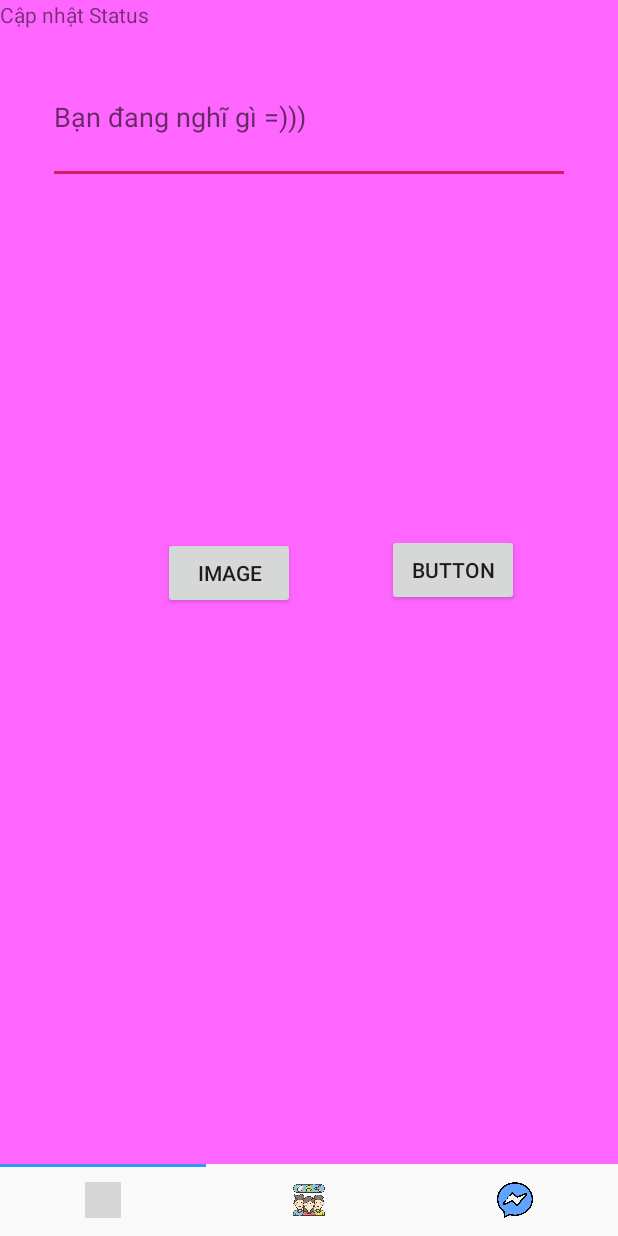
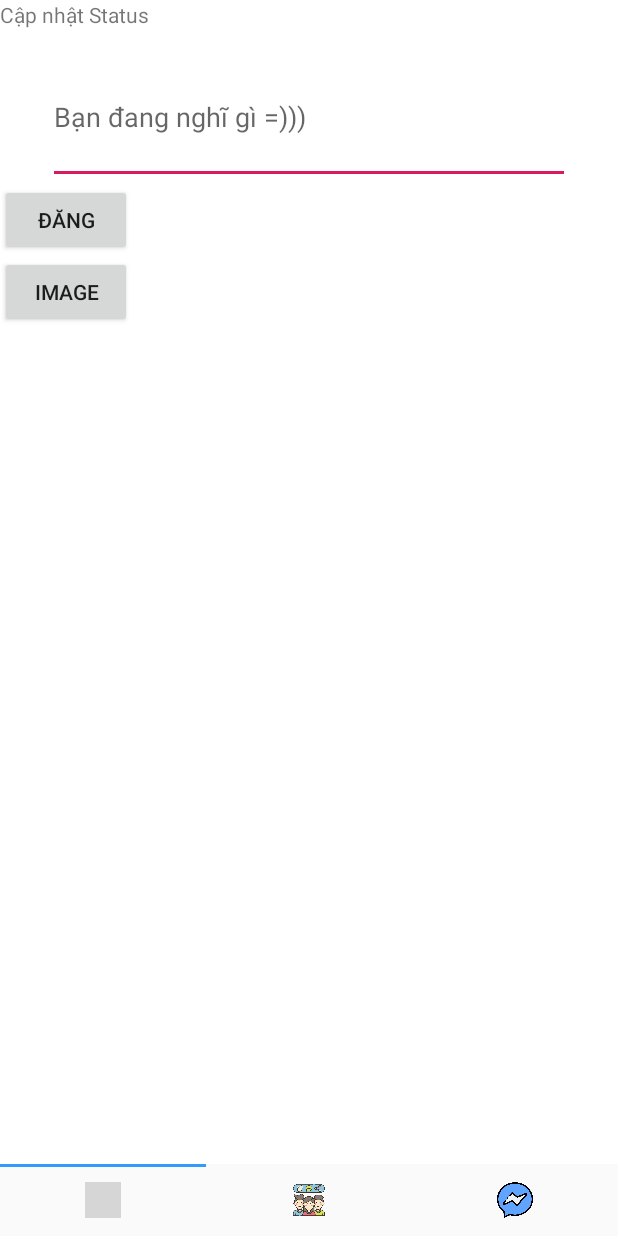
Before and after one commit to hquanitute/SocialNetwork, an Android app: the screen it shows after launch (MainActivity), on a phone screen of 412 x 824 dp. Run offline under Robolectric (Android 15) with nearby library versions, the phone set to English and light mode, and no system bars; our stand-ins replace Firebase (no records; nobody signed in at launch, a user with empty details on screens opened directly); grey boxes are pictures that could not be loaded.

Commit message:
Xong phần cập nhật Status

```diff
--- /dev/null
+++ b/app/src/main/java/com/example/socialnetwork/Adapter/StatusAdapter.java
@@ -0,0 +1,60 @@
+package com.example.socialnetwork.Adapter;
+
+import android.content.Context;
+import android.view.LayoutInflater;
+import android.view.View;
+import android.view.ViewGroup;
+import android.widget.BaseAdapter;
+import android.widget.ImageView;
+import android.widget.TextView;
+
+import com.example.socialnetwork.Objects.Post;
+import com.example.socialnetwork.R;
+
+import java.util.List;
+
+public class StatusAdapter extends BaseAdapter {
+
+    private Context context;
+    private int layout;
+    private List<Post> posts;
+
+    public StatusAdapter(Context context, int layout, List<Post> posts) {
+        this.context = context;
+        this.layout = layout;
+        this.posts = posts;
+    }
+
+    @Override
+    public int getCount() {
+        return posts.size();
+    }
+
+    @Override
+    public Object getItem(int position) {
+        return null;
+    }
+
+    @Override
+    public long getItemId(int position) {
+        return 0;
+    }
+
+    @Override
+    public View getView(int position, View convertView, ViewGroup parent) {
+        LayoutInflater inflater =(LayoutInflater) context.getSystemService(Context.LAYOUT_INFLATER_SERVICE);
+        convertView= inflater.inflate(layout,null);
+        TextView tv_name = convertView.findViewById(R.id.tv_NameAccount);
+        TextView tv_status = convertView.findViewById(R.id.tv_Content);
+        ImageView imageView= convertView.findViewById(R.id.imageView);
+
+        Post post = posts.get(position);
+        tv_name.setText(post.getAccount_name());
+        tv_status.setText(post.getText());
+//        if(post.getImage()!=null){
+//            imageView.setVisibility(View.VISIBLE);
+//            imageView.setImageDrawable("Kha làm ở đây");
+//        }
+        return convertView;
+    }
+}
--- a/app/src/main/java/com/example/socialnetwork/Fragment/Fragment_NewFeed.java
+++ b/app/src/main/java/com/example/socialnetwork/Fragment/Fragment_NewFeed.java
@@ -11,19 +11,27 @@ import android.os.Bundle;
 import android.provider.MediaStore;
 import android.provider.OpenableColumns;
 import android.support.annotation.NonNull;
+import android.support.annotation.Nullable;
 import android.support.v4.app.Fragment;
+import android.support.v7.widget.RecyclerView;
 import android.view.LayoutInflater;
 import android.view.View;
 import android.view.ViewGroup;
+import android.widget.AdapterView;
 import android.widget.Button;
 import android.widget.EditText;
 import android.widget.ImageView;
+import android.widget.ListView;
 import android.widget.Toast;
 
+import com.example.socialnetwork.Adapter.StatusAdapter;
 import com.example.socialnetwork.Objects.Post;
 import com.example.socialnetwork.R;
 import com.google.android.gms.tasks.OnFailureListener;
 import com.google.android.gms.tasks.OnSuccessListener;
+import com.google.firebase.database.ChildEventListener;
+import com.google.firebase.database.DataSnapshot;
+import com.google.firebase.database.DatabaseError;
 import com.google.firebase.database.DatabaseReference;
 import com.google.firebase.database.FirebaseDatabase;
 import com.google.firebase.storage.FirebaseStorage;
@@ -31,10 +39,12 @@ import com.google.firebase.storage.StorageReference;
 import com.google.firebase.storage.UploadTask;
 
 import java.io.ByteArrayOutputStream;
+import java.util.ArrayList;
+
 public class Fragment_NewFeed extends Fragment {
     View view;
     FirebaseDatabase database = FirebaseDatabase.getInstance();
-    DatabaseReference mDatabase = database.getReference("Post");
+    DatabaseReference mDatabase ;
     EditText et_status;
     Button btnPush;
     FirebaseStorage storage = FirebaseStorage.getInstance();
@@ -44,6 +54,10 @@ public class Fragment_NewFeed extends Fragment {
     private static final int PICK_IMAGE=100;
     Uri imageUri;
     private static String imagename;
+    ListView lv_listStatus;
+    ArrayList<Post> posts;
+    StatusAdapter adapter;
+
     @Override
     public void onCreate(Bundle savedInstanceState) {
         super.onCreate(savedInstanceState);
@@ -67,6 +81,46 @@ public class Fragment_NewFeed extends Fragment {
                 opengallery();
             }
         });
+
+        //Hien thi danh sach status
+        lv_listStatus= view.findViewById(R.id.lv_ListStatus);
+        lv_listStatus.setOnItemClickListener(new AdapterView.OnItemClickListener() {
+            @Override
+            public void onItemClick(AdapterView<?> parent, View view, int position, long id) {
+                // Cái này xóa cũng dc @@
+            }
+        });
+        mDatabase = FirebaseDatabase.getInstance().getReference();
+        posts= new ArrayList<>();
+        mDatabase.child("Post").addChildEventListener(new ChildEventListener() {
+            @Override
+            public void onChildAdded(@NonNull DataSnapshot dataSnapshot, @Nullable String s) {
+                    posts.add( dataSnapshot.getValue(Post.class));
+                    adapter.notifyDataSetChanged();
+            }
+
+            @Override
+            public void onChildChanged(@NonNull DataSnapshot dataSnapshot, @Nullable String s) {
+
+            }
+
+            @Override
+            public void onChildRemoved(@NonNull DataSnapshot dataSnapshot) {
+
+            }
+
+            @Override
+            public void onChildMoved(@NonNull DataSnapshot dataSnapshot, @Nullable String s) {
+
+            }
+
+            @Override
+            public void onCancelled(@NonNull DatabaseError databaseError) {
+
+            }
+        });
+        adapter= new StatusAdapter(view.getContext(),R.layout.status_row,posts);
+        lv_listStatus.setAdapter(adapter);
         return view;
     }
 
@@ -84,22 +138,24 @@ public class Fragment_NewFeed extends Fragment {
         post.setText(status);
         String id = mDatabase.push().getKey();
         post.setPost_id(id);
-        mDatabase.child(id).setValue(post);
-        uploadimage();
+        mDatabase.child("Post").child(id).setValue(post);
+        if(imagename!=null){
+            uploadimage();
+        }
+
     }
-    private void opengallery()
-    {
+    private void opengallery() {
         Intent gallery = new Intent(Intent.ACTION_PICK, MediaStore.Images.Media.INTERNAL_CONTENT_URI);
         startActivityForResult(gallery,PICK_IMAGE);
     }
     @Override
-    public void onActivityResult(int requestCode, int resultCode, Intent data)
-    {
+    public void onActivityResult(int requestCode, int resultCode, Intent data) {
         super.onActivityResult(requestCode,resultCode,data);
         if (resultCode== Activity.RESULT_OK && requestCode==PICK_IMAGE)
         {
             imageUri = data.getData();
             imageView.setImageURI(imageUri);
+            imageView.setVisibility(View.VISIBLE);
             Cursor cursor = getActivity().getContentResolver().query(imageUri, null, null, null, null);
             int nameIndex = cursor.getColumnIndex(OpenableColumns.DISPLAY_NAME);
             cursor.moveToFirst();
@@ -107,9 +163,7 @@ public class Fragment_NewFeed extends Fragment {
             imagename= cursor.getString(nameIndex);
         }
     }
-    public void uploadimage()
-    {
-
+    public void uploadimage() {
         imageView.setDrawingCacheEnabled(true);
         imageView.buildDrawingCache();
         Bitmap bitmap = ((BitmapDrawable) imageView.getDrawable()).getBitmap();
--- a/app/src/main/res/layout/activity_fragment__new_feed.xml
+++ b/app/src/main/res/layout/activity_fragment__new_feed.xml
@@ -1,61 +1,47 @@
 <?xml version="1.0" encoding="utf-8"?>
-<RelativeLayout xmlns:android="http://schemas.android.com/apk/res/android"
+<LinearLayout xmlns:android="http://schemas.android.com/apk/res/android"
     xmlns:app="http://schemas.android.com/apk/res-auto"
     xmlns:tools="http://schemas.android.com/tools"
     android:layout_width="match_parent"
     android:layout_height="match_parent"
-    android:background="#FF66FF">
+    android:background="#fff"
+    android:orientation="vertical">
 
     <TextView
         android:id="@+id/tvStatus"
         android:layout_width="125dp"
         android:layout_height="33dp"
-        android:text="Cập nhật Status"
-        tools:layout_editor_absoluteX="50dp"
-        tools:layout_editor_absoluteY="56dp" />
+        android:text="Cập nhật Status" />
 
     <EditText
         android:id="@+id/etStatus"
         android:layout_width="348dp"
         android:layout_height="89dp"
-        android:layout_below="@id/tvStatus"
         android:ems="10"
         android:inputType="textPersonName"
         android:hint="Bạn đang nghĩ gì =)))"
-        android:layout_centerHorizontal="true"/>
-
+        android:layout_gravity="center"/>
+    <ImageView
+        android:id="@+id/imageView"
+        android:layout_width="150dp"
+        android:layout_height="150dp"
+        android:visibility="gone"/>
     <Button
         android:id="@+id/btnGui"
         android:layout_width="wrap_content"
         android:layout_height="wrap_content"
-        android:layout_below="@+id/imageView"
-        android:layout_alignParentEnd="true"
-        android:layout_marginTop="78dp"
-        android:layout_marginEnd="66dp"
-        android:onClick="dangStatus"
-        android:text="Button"
-        tools:layout_editor_absoluteX="138dp"
-        tools:layout_editor_absoluteY="147dp" />
+        android:text="Đăng" />
 
     <Button
         android:id="@+id/btnimage"
         android:layout_width="wrap_content"
         android:layout_height="wrap_content"
-        android:layout_below="@+id/imageView"
-        android:layout_marginTop="80dp"
-        android:layout_marginEnd="61dp"
-        android:layout_toStartOf="@+id/btnGui"
         android:text="Image" />
 
-    <ImageView
-        android:id="@+id/imageView"
-        android:layout_width="150dp"
-        android:layout_height="150dp"
-        android:layout_alignParentStart="true"
-        android:layout_alignParentTop="true"
-        android:layout_alignParentEnd="true"
-        android:layout_marginStart="77dp"
-        android:layout_marginTop="128dp"
-        android:layout_marginEnd="84dp" />
+    <ListView
+        android:layout_width="match_parent"
+        android:layout_height="match_parent"
+        android:id="@+id/lv_ListStatus"/>
 
-</RelativeLayout>
+
+</LinearLayout>
```
Also changed, not shown: app/src/main/res/layout/status_row.xml (added, +52 -0 lines).
